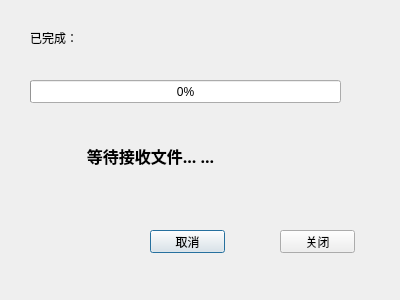
The window that tcpclient.ui (qiqiding/mychat) describes before a commit, drawn with Qt 5.
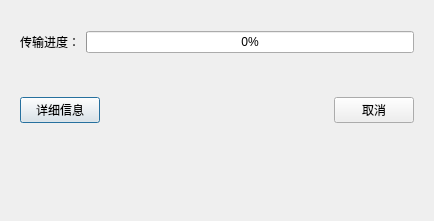
The same window after the commit. Icons and pictures are not drawn.

What changed in the file:
```diff
--- a/tcpclient.ui
+++ b/tcpclient.ui
@@ -6,89 +6,89 @@
    <rect>
     <x>0</x>
     <y>0</y>
-    <width>400</width>
-    <height>300</height>
+    <width>434</width>
+    <height>221</height>
    </rect>
   </property>
   <property name="windowTitle">
    <string>Dialog</string>
   </property>
-  <widget class="QLabel" name="tcpClientStatusLabel">
-   <property name="geometry">
-    <rect>
-     <x>-10</x>
-     <y>120</y>
-     <width>321</width>
-     <height>71</height>
-    </rect>
-   </property>
-   <property name="font">
-    <font>
-     <family>Agency FB</family>
-     <pointsize>12</pointsize>
-     <weight>75</weight>
-     <bold>true</bold>
-    </font>
-   </property>
-   <property name="text">
-    <string>等待接收文件... ...</string>
-   </property>
-   <property name="alignment">
-    <set>Qt::AlignCenter</set>
-   </property>
-  </widget>
-  <widget class="QPushButton" name="tcpClientCancleBtn">
-   <property name="geometry">
-    <rect>
-     <x>150</x>
-     <y>230</y>
-     <width>75</width>
-     <height>23</height>
-    </rect>
-   </property>
-   <property name="text">
-    <string>取消</string>
-   </property>
-  </widget>
-  <widget class="QPushButton" name="tcpClientCloseBtn">
-   <property name="geometry">
-    <rect>
-     <x>280</x>
-     <y>230</y>
-     <width>75</width>
-     <height>23</height>
-    </rect>
-   </property>
-   <property name="text">
-    <string>关闭</string>
-   </property>
-  </widget>
-  <widget class="QProgressBar" name="progressBar">
-   <property name="geometry">
-    <rect>
-     <x>30</x>
-     <y>80</y>
-     <width>311</width>
-     <height>23</height>
-    </rect>
-   </property>
-   <property name="value">
-    <number>0</number>
-   </property>
-  </widget>
-  <widget class="QLabel" name="label">
-   <property name="geometry">
-    <rect>
-     <x>30</x>
-     <y>30</y>
-     <width>72</width>
-     <height>15</height>
-    </rect>
-   </property>
-   <property name="text">
-    <string>已完成：</string>
-   </property>
-  </widget>
+  <property name="windowIcon">
+   <iconset resource="image/image.qrc">
+    <normaloff>:/fileopen.png</normaloff>:/fileopen.png</iconset>
+  </property>
+  <layout class="QGridLayout" name="gridLayout_2">
+   <item row="0" column="0">
+    <widget class="QWidget" name="widget" native="true">
+     <layout class="QGridLayout" name="gridLayout">
+      <item row="0" column="0">
+       <layout class="QHBoxLayout" name="horizontalLayout">
+        <item>
+         <widget class="QLabel" name="label">
+          <property name="text">
+           <string>传输进度：</string>
+          </property>
+         </widget>
+        </item>
+        <item>
+         <widget class="QProgressBar" name="progressBar">
+          <property name="value">
+           <number>0</number>
+          </property>
+         </widget>
+        </item>
+       </layout>
+      </item>
+     </layout>
+     <zorder>label</zorder>
+     <zorder>progressBar</zorder>
+     <zorder>widget_2</zorder>
+    </widget>
+   </item>
+   <item row="1" column="0">
+    <widget class="QWidget" name="widget_3" native="true">
+     <layout class="QHBoxLayout" name="horizontalLayout_2">
+      <item>
+       <widget class="QPushButton" name="pushButton">
+        <property name="text">
+         <string>详细信息</string>
+        </property>
+        <property name="checkable">
+         <bool>true</bool>
+        </property>
+       </widget>
+      </item>
+      <item>
+       <spacer name="horizontalSpacer_2">
+        <property name="orientation">
+         <enum>Qt::Horizontal</enum>
+        </property>
+        <property name="sizeHint" stdset="0">
+         <size>
+          <width>40</width>
+          <height>20</height>
+         </size>
+        </property>
+       </spacer>
+      </item>
+      <item>
+       <widget class="QPushButton" name="tcpClientCancleBtn">
+        <property name="text">
+         <string>取消</string>
+        </property>
+       </widget>
+      </item>
+     </layout>
+    </widget>
+   </item>
+   <item row="2" column="0">
+    <widget class="QLabel" name="tcpClientStatusLabel">
+     <property name="text">
+      <string/>
+     </property>
+    </widget>
+   </item>
+  </layout>
  </widget>
  <resources/>
  <connections/>
```
Left out of the diff: 4 changed lines with no effect on the pictures.
